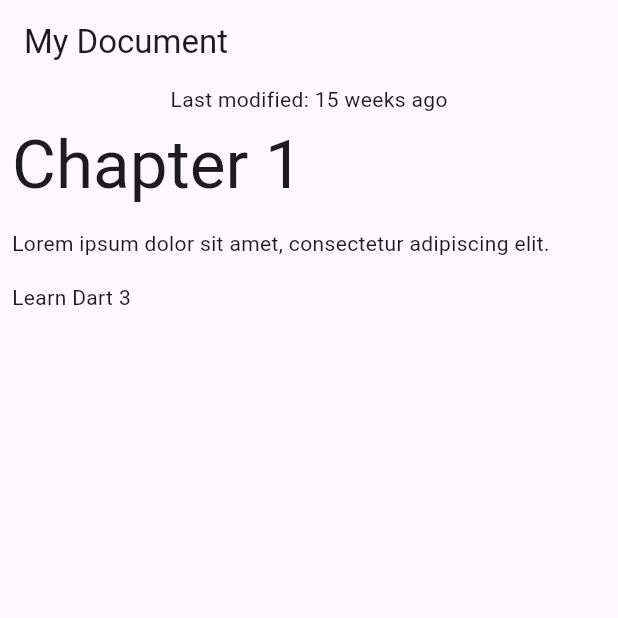
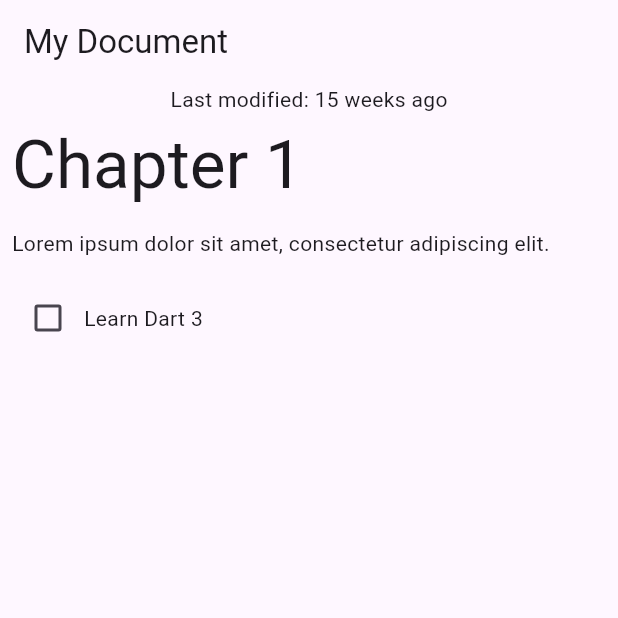
Before and after one commit to stephencarico/patterns_codelab, a Flutter app: the screen it shows after launch, on a phone screen of 412 x 824 dp, the top half of it. Run offline on Flutter 3.47's test engine with Material 2 defaults, Android fonts, the phone set to English and light mode, and no system bars.

Commit message:
conditional Block

```diff
--- a/lib/data.dart
+++ b/lib/data.dart
@@ -27,18 +27,34 @@ class Document {
   }
 }
 
-class Block {
-  final String type;
+sealed class Block {
+  Block();
+
+  factory Block.fromJson(Map<String, Object?> json) {
+    return switch (json) {
+      {'type': 'h1', 'text': String text} => HeaderBlock(text),
+      {'type': 'p', 'text': String text} => ParagraphBlock(text),
+      {'type': 'checkbox', 'text': String text, 'checked': bool checked} =>
+        CheckboxBlock(text, checked),
+      _ => throw const FormatException('Unexpected JSON format'),
+    };
+  }
+}
+
+class HeaderBlock extends Block {
   final String text;
-  Block(this.type, this.text);
+  HeaderBlock(this.text);
+}
 
-  factory Block.fromJson(Map<String, dynamic> json) {
-    if (json case {'type': final type, 'text': final text}) {
-      return Block(type, text);
-    } else {
-      throw const FormatException('Unexpected JSON format');
-    }
-  }
+class ParagraphBlock extends Block {
+  final String text;
+  ParagraphBlock(this.text);
+}
+
+class CheckboxBlock extends Block {
+  final String text;
+  final bool isChecked;
+  CheckboxBlock(this.text, this.isChecked);
 }
 
 const documentJson = '''
--- a/lib/main.dart
+++ b/lib/main.dart
@@ -65,19 +65,21 @@ class BlockWidget extends StatelessWidget {
 
   @override
   Widget build(BuildContext context) {
-    TextStyle? textStyle;
-    textStyle = switch (block.type) {
-      'h1' => Theme.of(context).textTheme.displayMedium,
-      'p' || 'checkbox' => Theme.of(context).textTheme.bodyMedium,
-      _ => Theme.of(context).textTheme.bodySmall
-    };
-
     return Container(
       margin: const EdgeInsets.all(8),
-      child: Text(
-        block.text,
-        style: textStyle,
-      ),
+      child: switch (block) {
+        HeaderBlock(:final text) => Text(
+            text,
+            style: Theme.of(context).textTheme.displayMedium,
+          ),
+        ParagraphBlock(:final text) => Text(text),
+        CheckboxBlock(:final text, :final isChecked) => Row(
+            children: [
+              Checkbox(value: isChecked, onChanged: (_) {}),
+              Text(text),
+            ],
+          ),
+      },
     );
   }
 }
```
